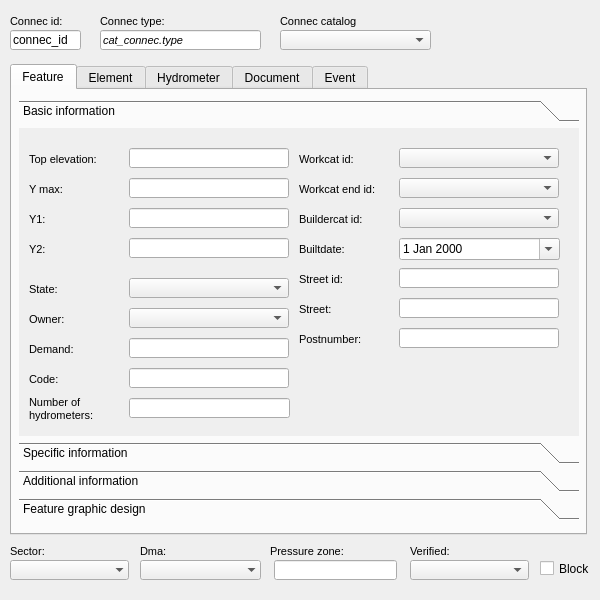
Before: the Qt Designer form ui/ud_man_connec.ui in Giswater/giswater_qgis_plugin, drawn with Qt 5.
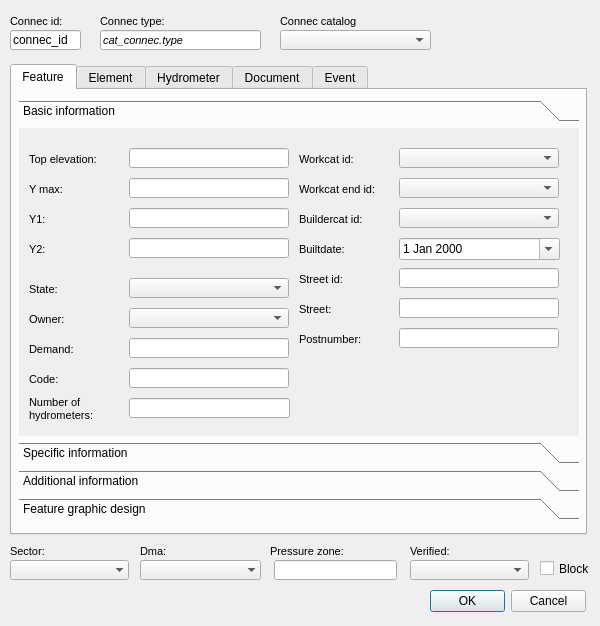
After: the same form once the commit is applied. The open tabs and pages were chosen to show the change.

Diff of the .ui file:
```diff
--- a/ui/ud_man_connec.ui
+++ b/ui/ud_man_connec.ui
@@ -2,17 +2,26 @@
 <ui version="4.0">
  <class>Dialog</class>
  <widget class="QDialog" name="Dialog">
+  <property name="enabled">
+   <bool>true</bool>
+  </property>
   <property name="geometry">
    <rect>
     <x>0</x>
     <y>0</y>
     <width>600</width>
-    <height>600</height>
+    <height>626</height>
    </rect>
   </property>
   <property name="windowTitle">
    <string>Dialog</string>
   </property>
+  <property name="sizeGripEnabled">
+   <bool>false</bool>
+  </property>
+  <property name="modal">
+   <bool>false</bool>
+  </property>
   <widget class="QTabWidget" name="tab_main">
    <property name="geometry">
     <rect>
@@ -2865,6 +2874,19 @@
     <number>3</number>
    </property>
   </widget>
+  <widget class="QDialogButtonBox" name="buttonBox">
+   <property name="geometry">
+    <rect>
+     <x>430</x>
+     <y>590</y>
+     <width>156</width>
+     <height>23</height>
+    </rect>
+   </property>
+   <property name="standardButtons">
+    <set>QDialogButtonBox::Cancel|QDialogButtonBox::Ok</set>
+   </property>
+  </widget>
  </widget>
  <resources/>
  <connections/>
```
Left out of the diff: 42 changed lines with no effect on the pictures.
